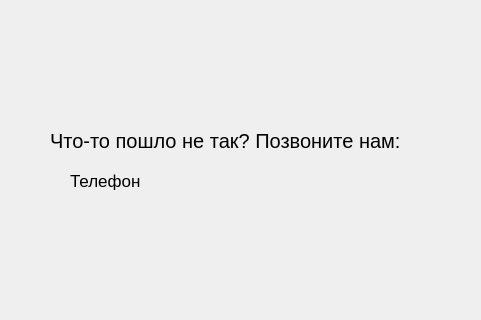
First picture: the form in customer_interface/finish_page.ui, repository ArtemTeleluhin/Pizzeria, before the edit; both pictures show x 0 to 481 and y 330 to 650 of the 650 by 650 pixel window.
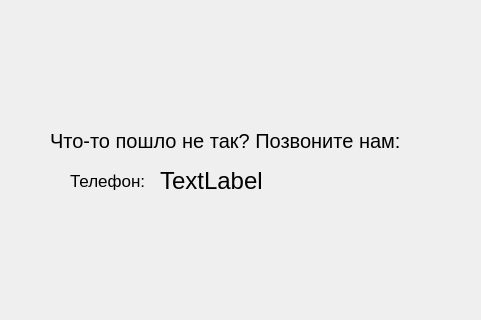
Second picture: the form after the edit.

The edit to the form file:
```diff
--- a/customer_interface/finish_page.ui
+++ b/customer_interface/finish_page.ui
@@ -83,7 +83,25 @@
      </font>
     </property>
     <property name="text">
-     <string>Телефон</string>
+     <string>Телефон:</string>
+    </property>
+   </widget>
+   <widget class="QLabel" name="telephone">
+    <property name="geometry">
+     <rect>
+      <x>160</x>
+      <y>480</y>
+      <width>231</width>
+      <height>61</height>
+     </rect>
+    </property>
+    <property name="font">
+     <font>
+      <pointsize>18</pointsize>
+     </font>
+    </property>
+    <property name="text">
+     <string>TextLabel</string>
     </property>
    </widget>
   </widget>
```
